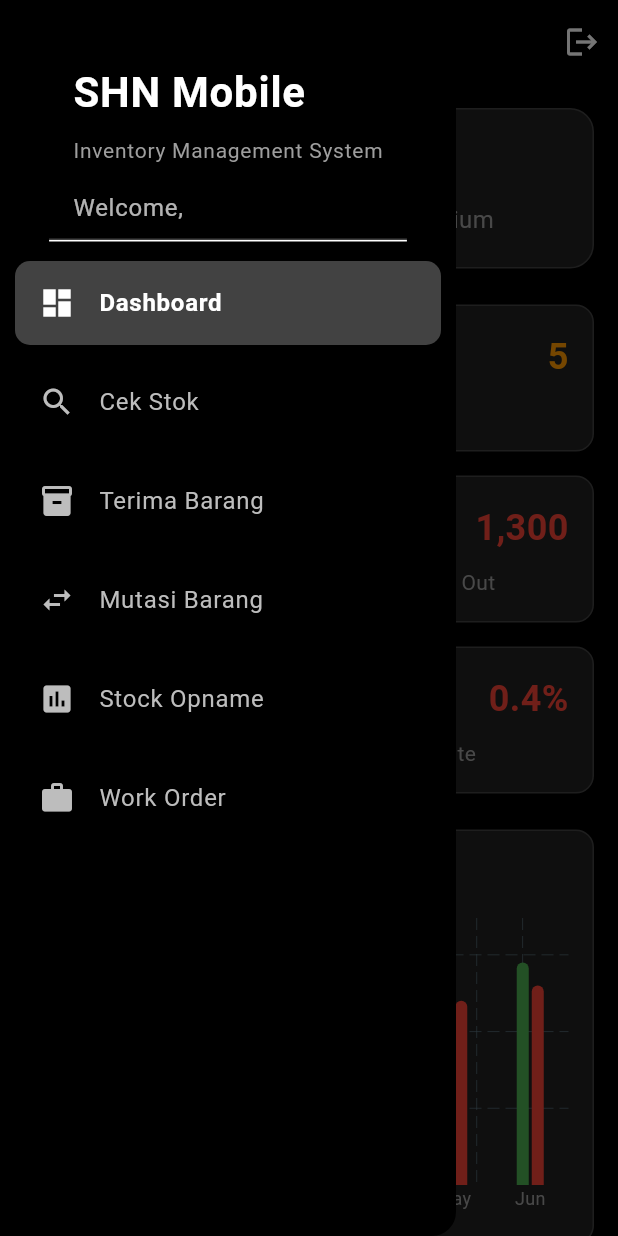
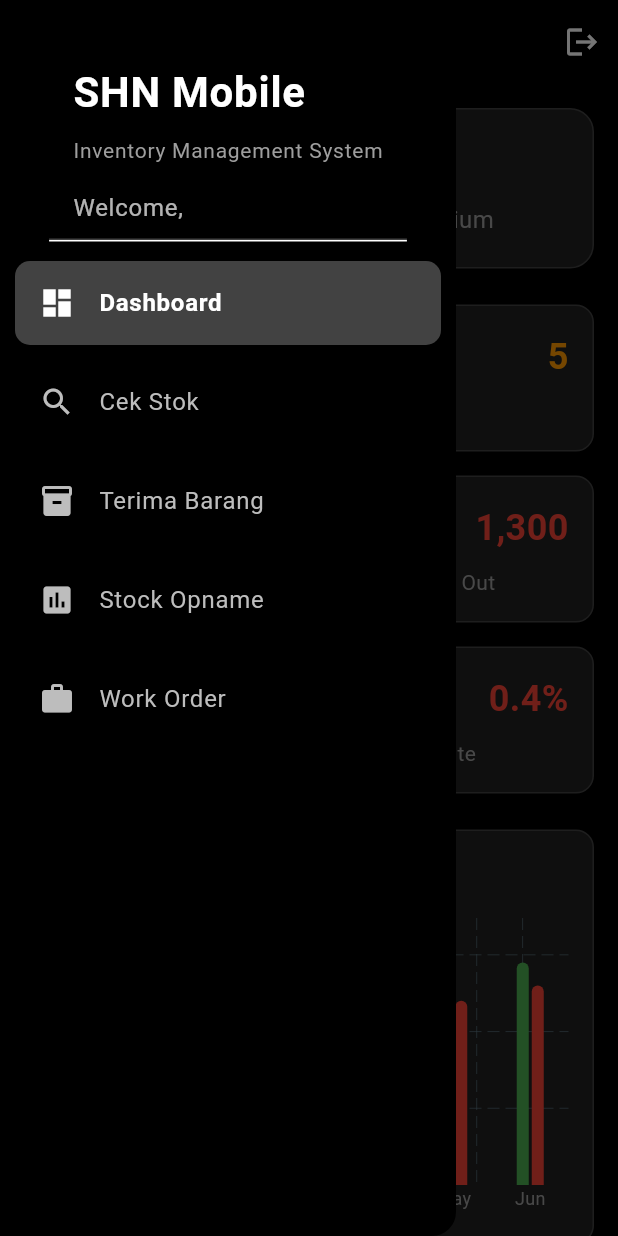
Before and after one commit to divinecoid/SHN-Mobile, a Flutter app: the DashboardPage screen opened directly, with the side drawer open, on a phone screen of 412 x 824 dp. Run offline on Flutter 3.47's test engine with Material 3 defaults, Android fonts, the phone set to English and light mode, and no system bars; drawn by our look-alikes of fl_chart; our stand-ins replace camera, flutter_dotenv, geolocator, image_picker, shared_preferences; missing offline and left inert: google_mlkit_barcode_scanning; accounts and stored records are empty.

Commit message:
remove mutasi

```diff
--- a/lib/controllers/home_controller.dart
+++ b/lib/controllers/home_controller.dart
@@ -14,10 +14,8 @@ class HomeController {
       case 0:
         return 'Terima Barang';
       case 1:
-        return 'Mutasi Barang';
+        return 'Stock Opname';
       case 2:
-        return 'Stock Opname';
-      case 3:
         return 'Work Order';
       default:
         return 'SHN Mobile';
--- a/lib/pages/page_dashboard.dart
+++ b/lib/pages/page_dashboard.dart
@@ -4,7 +4,6 @@ import 'package:shared_preferences/shared_preferences.dart';
 import 'package:provider/provider.dart';
 import 'page_login.dart';
 import 'terima_barang_main_page.dart';
-import 'page_mutasi_barang.dart';
 import 'page_stock_opname.dart';
 import 'stock_opname_list_page.dart';
 import 'page_work_order.dart';
@@ -27,7 +26,6 @@ class _DashboardPageState extends State<DashboardPage> {
     const DashboardContent(),
     const StockCheckPage(),
     const TerimaBarangMainPage(),
-    const MutasiBarangPage(),
     const StockOpnameListPage(),
     const WorkOrderPage(),
   ];
@@ -36,7 +34,6 @@ class _DashboardPageState extends State<DashboardPage> {
     'Dashboard',
     'Cek Stok',
     'Terima Barang',
-    'Mutasi Barang',
     'Stock Opname',
     'Work Order',
   ];
@@ -229,10 +226,8 @@ class _DashboardPageState extends State<DashboardPage> {
       case 2:
         return Icons.inventory;
       case 3:
-        return Icons.swap_horiz;
+        return Icons.assessment;
       case 4:
-        return Icons.assessment;
-      case 5:
         return Icons.work;
       default:
         return Icons.home;
```
Also changed, not shown: lib/pages/page_home.dart (+1 -6 lines).
